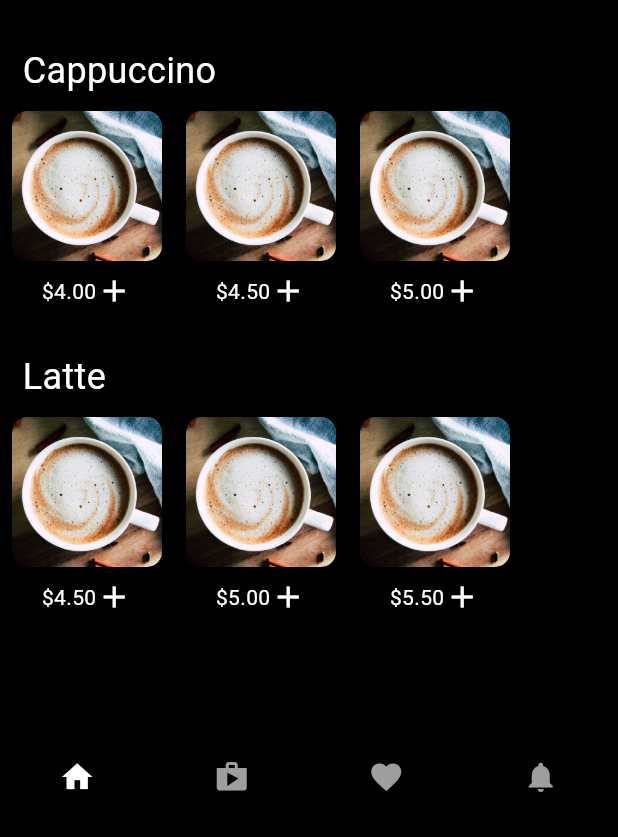
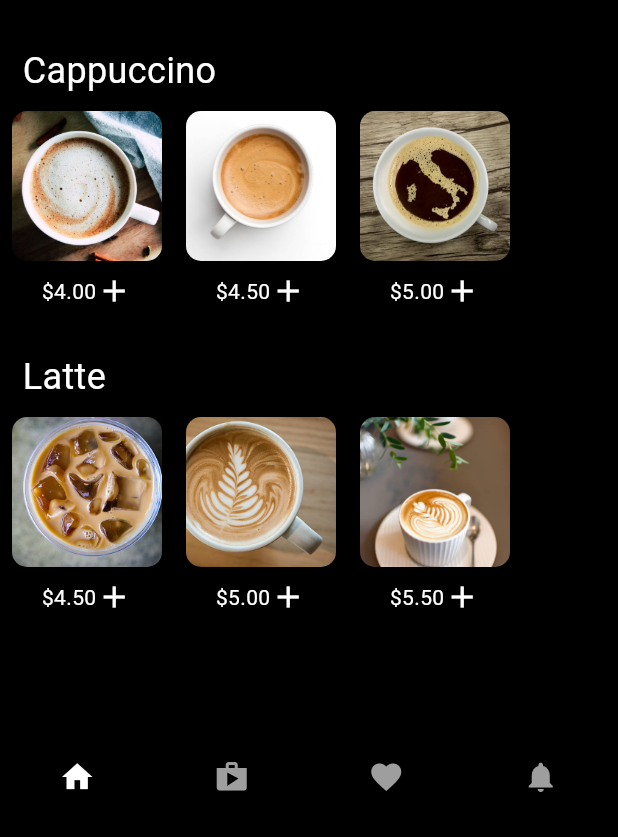
Before and after one commit to Pradeep1234566/code-tracking, a Flutter app: the screen it shows after launch, on a phone screen of 412 x 824 dp, the part 399-1236 px from its top. Run offline on Flutter 3.47's test engine with Material 3 defaults, Android fonts, the phone set to English and light mode, and no system bars.

Commit message:
Added latte and capuccino

```diff
--- a/lib/pages/Home_page.dart
+++ b/lib/pages/Home_page.dart
@@ -1,4 +1,3 @@
-
 import 'package:coffee/widgets/coffe.dart';
 import 'package:flutter/material.dart';
 
@@ -97,14 +96,14 @@ class HomePage extends StatelessWidget {
                   // Cappuccino Section
                   buildCoffeeSection('Cappuccino', [
                     {'image': 'assests/images/C1.jpg', 'price': '\$4.00'},
-                    {'image': 'assests/images/C1.jpg', 'price': '\$4.50'},
-                    {'image': 'assests/images/C1.jpg', 'price': '\$5.00'},
+                    {'image': 'assests/images/C2.jpg', 'price': '\$4.50'},
+                    {'image': 'assests/images/C3.jpg', 'price': '\$5.00'},
                   ]),
                   // Latte Section
                   buildCoffeeSection('Latte', [
-                    {'image': 'assests/images/C1.jpg', 'price': '\$4.50'},
-                    {'image': 'assests/images/C1.jpg', 'price': '\$5.00'},
-                    {'image': 'assests/images/C1.jpg', 'price': '\$5.50'},
+                    {'image': 'assests/images/L1.jpg', 'price': '\$4.50'},
+                    {'image': 'assests/images/L2.jpg', 'price': '\$5.00'},
+                    {'image': 'assests/images/L3.jpg', 'price': '\$5.50'},
                   ]),
                 ],
               ),
```
Also changed, not shown: assests/images/C2.jpg (added), assests/images/C3.jpg (added), assests/images/C4.jpg (added), assests/images/L1.jpg (added), assests/images/L2.jpg (added), assests/images/L3.jpg (added).
